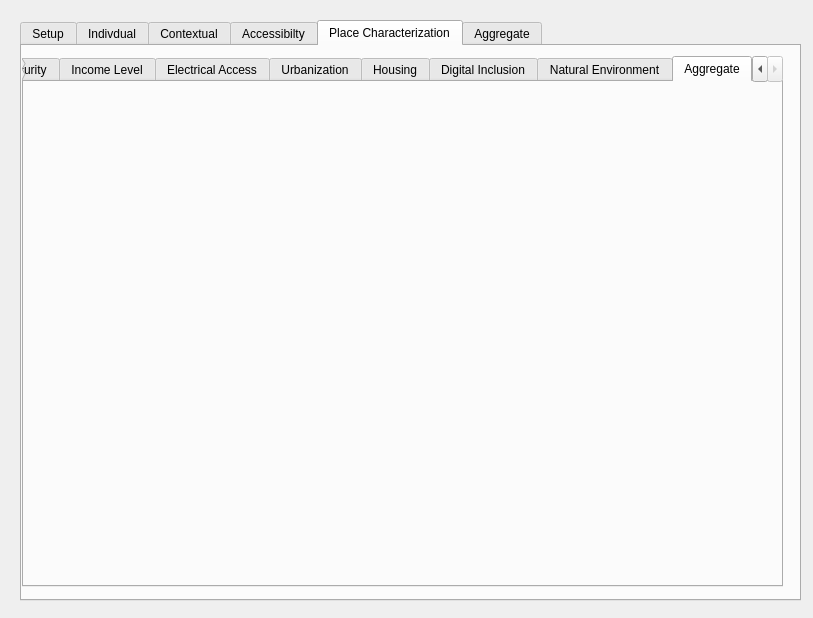
The window that gender_indicator_tool/gender_indicator_tool_dialog_base.ui (worldbank/GEEST) describes before a commit, drawn with Qt 5.
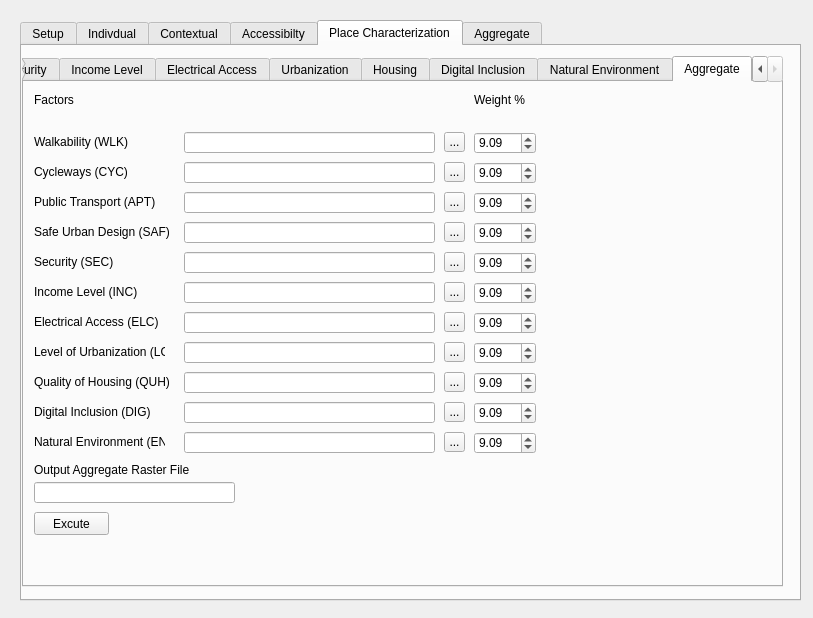
The same window after the commit. The open tabs and pages were chosen to show the change. Custom widgets are drawn as their Qt base class.

Commit message: All aggregation tabs complete. 5 record subset code block added to Service Area Analysis function

The edit to the form file:
```diff
--- a/gender_indicator_tool/gender_indicator_tool_dialog_base.ui
+++ b/gender_indicator_tool/gender_indicator_tool_dialog_base.ui
@@ -2155,6 +2155,689 @@
       <attribute name="title">
        <string>Aggregate</string>
       </attribute>
+      <widget class="QDoubleSpinBox" name="INC_Aggregate_SB">
+       <property name="geometry">
+        <rect>
+         <x>450</x>
+         <y>200</y>
+         <width>62</width>
+         <height>22</height>
+        </rect>
+       </property>
+       <property name="maximum">
+        <double>100.000000000000000</double>
+       </property>
+       <property name="value">
+        <double>9.090000000000000</double>
+       </property>
+      </widget>
+      <widget class="QToolButton" name="SEC_Aggregate_TB">
+       <property name="geometry">
+        <rect>
+         <x>420</x>
+         <y>170</y>
+         <width>21</width>
+         <height>20</height>
+        </rect>
+       </property>
+       <property name="text">
+        <string>...</string>
+       </property>
+      </widget>
+      <widget class="QgsFilterLineEdit" name="INC_Aggregate_Field">
+       <property name="geometry">
+        <rect>
+         <x>160</x>
+         <y>200</y>
+         <width>251</width>
+         <height>21</height>
+        </rect>
+       </property>
+       <property name="qgisRelation" stdset="0">
+        <string notr="true"/>
+       </property>
+      </widget>
+      <widget class="QLabel" name="placeCharacterizationAggregation_Check">
+       <property name="geometry">
+        <rect>
+         <x>10</x>
+         <y>470</y>
+         <width>701</width>
+         <height>16</height>
+        </rect>
+       </property>
+       <property name="text">
+        <string/>
+       </property>
+      </widget>
+      <widget class="QLabel" name="label_100">
+       <property name="geometry">
+        <rect>
+         <x>10</x>
+         <y>170</y>
+         <width>131</width>
+         <height>20</height>
+        </rect>
+       </property>
+       <property name="text">
+        <string>Security (SEC)</string>
+       </property>
+      </widget>
+      <widget class="QToolButton" name="QUH_Aggregate_TB">
+       <property name="geometry">
+        <rect>
+         <x>420</x>
+         <y>290</y>
+         <width>21</width>
+         <height>20</height>
+        </rect>
+       </property>
+       <property name="text">
+        <string>...</string>
+       </property>
+      </widget>
+      <widget class="QgsFilterLineEdit" name="LOU_Aggregate_Field">
+       <property name="geometry">
+        <rect>
+         <x>160</x>
+         <y>260</y>
+         <width>251</width>
+         <height>21</height>
+        </rect>
+       </property>
+       <property name="qgisRelation" stdset="0">
+        <string notr="true"/>
+       </property>
+      </widget>
+      <widget class="QDoubleSpinBox" name="ENV_Aggregate_SB">
+       <property name="geometry">
+        <rect>
+         <x>450</x>
+         <y>350</y>
+         <width>62</width>
+         <height>22</height>
+        </rect>
+       </property>
+       <property name="maximum">
+        <double>100.000000000000000</double>
+       </property>
+       <property name="value">
+        <double>9.090000000000000</double>
+       </property>
+      </widget>
+      <widget class="QLabel" name="label_98">
+       <property name="geometry">
+        <rect>
+         <x>10</x>
+         <y>380</y>
+         <width>231</width>
+         <height>16</height>
+        </rect>
+       </property>
+       <property name="text">
+        <string>Output Aggregate Raster File</string>
+       </property>
+      </widget>
+      <widget class="QDoubleSpinBox" name="SAF_Aggregate_SB">
+       <property name="geometry">
+        <rect>
+         <x>450</x>
+         <y>140</y>
+         <width>62</width>
+         <height>22</height>
+        </rect>
+       </property>
+       <property name="maximum">
+        <double>100.000000000000000</double>
+       </property>
+       <property name="value">
+        <double>9.090000000000000</double>
+       </property>
+      </widget>
+      <widget class="QLabel" name="label_99">
+       <property name="geometry">
+        <rect>
+         <x>10</x>
+         <y>140</y>
+         <width>161</width>
+         <height>20</height>
+        </rect>
+       </property>
+       <property name="text">
+        <string>Safe Urban Design (SAF)</string>
+       </property>
+      </widget>
+      <widget class="QToolButton" name="SAF_Aggregate_TB">
+       <property name="geometry">
+        <rect>
+         <x>420</x>
+         <y>140</y>
+         <width>21</width>
+         <height>20</height>
+        </rect>
+       </property>
+       <property name="text">
+        <string>...</string>
+       </property>
+      </widget>
+      <widget class="QDoubleSpinBox" name="WLK_Aggregate_SB">
+       <property name="geometry">
+        <rect>
+         <x>450</x>
+         <y>50</y>
+         <width>62</width>
+         <height>22</height>
+        </rect>
+       </property>
+       <property name="maximum">
+        <double>100.000000000000000</double>
+       </property>
+       <property name="value">
+        <double>9.090000000000000</double>
+       </property>
+      </widget>
+      <widget class="QToolButton" name="WLK_Aggregate_TB">
+       <property name="geometry">
+        <rect>
+         <x>420</x>
+         <y>50</y>
+         <width>21</width>
+         <height>20</height>
+        </rect>
+       </property>
+       <property name="text">
+        <string>...</string>
+       </property>
+      </widget>
+      <widget class="QToolButton" name="ENV_Aggregate_TB">
+       <property name="geometry">
+        <rect>
+         <x>420</x>
+         <y>350</y>
+         <width>21</width>
+         <height>20</height>
+        </rect>
+       </property>
+       <property name="text">
+        <string>...</string>
+       </property>
+      </widget>
+      <widget class="QLabel" name="label_102">
+       <property name="geometry">
+        <rect>
+         <x>10</x>
+         <y>230</y>
+         <width>161</width>
+         <height>20</height>
+        </rect>
+       </property>
+       <property name="text">
+        <string>Electrical Access (ELC)</string>
+       </property>
+      </widget>
+      <widget class="QgsFilterLineEdit" name="SEC_Aggregate_Field">
+       <property name="geometry">
+        <rect>
+         <x>160</x>
+         <y>170</y>
+         <width>251</width>
+         <height>21</height>
+        </rect>
+       </property>
+       <property name="qgisRelation" stdset="0">
+        <string notr="true"/>
+       </property>
+      </widget>
+      <widget class="QLabel" name="label_104">
+       <property name="geometry">
+        <rect>
+         <x>10</x>
+         <y>260</y>
+         <width>131</width>
+         <height>20</height>
+        </rect>
+       </property>
+       <property name="text">
+        <string>Level of Urbanization (LOU)</string>
+       </property>
+      </widget>
+      <widget class="QLabel" name="label_95">
+       <property name="geometry">
+        <rect>
+         <x>450</x>
+         <y>10</y>
+         <width>81</width>
+         <height>16</height>
+        </rect>
+       </property>
+       <property name="text">
+        <string>Weight %</string>
+       </property>
+      </widget>
+      <widget class="QLabel" name="label_106">
+       <property name="geometry">
+        <rect>
+         <x>10</x>
+         <y>320</y>
+         <width>161</width>
+         <height>20</height>
+        </rect>
+       </property>
+       <property name="text">
+        <string>Digital Inclusion (DIG)</string>
+       </property>
+      </widget>
+      <widget class="QDoubleSpinBox" name="LOU_Aggregate_SB">
+       <property name="geometry">
+        <rect>
+         <x>450</x>
+         <y>260</y>
+         <width>62</width>
+         <height>22</height>
+        </rect>
+       </property>
+       <property name="maximum">
+        <double>100.000000000000000</double>
+       </property>
+       <property name="value">
+        <double>9.090000000000000</double>
+       </property>
+      </widget>
+      <widget class="QToolButton" name="DIG_Aggregate_TB">
+       <property name="geometry">
+        <rect>
+         <x>420</x>
+         <y>320</y>
+         <width>21</width>
+         <height>20</height>
+        </rect>
+       </property>
+       <property name="text">
+        <string>...</string>
+       </property>
+      </widget>
+      <widget class="QLabel" name="label_93">
+       <property name="geometry">
+        <rect>
+         <x>10</x>
+         <y>10</y>
+         <width>81</width>
+         <height>16</height>
+        </rect>
+       </property>
+       <property name="text">
+        <string>Factors</string>
+       </property>
+      </widget>
+      <widget class="QToolButton" name="INC_Aggregate_TB">
+       <property name="geometry">
+        <rect>
+         <x>420</x>
+         <y>200</y>
+         <width>21</width>
+         <height>20</height>
+        </rect>
+       </property>
+       <property name="text">
+        <string>...</string>
+       </property>
+      </widget>
+      <widget class="QDoubleSpinBox" name="CYC_Aggregate_SB">
+       <property name="geometry">
+        <rect>
+         <x>450</x>
+         <y>80</y>
+         <width>62</width>
+         <height>22</height>
+        </rect>
+       </property>
+       <property name="maximum">
+        <double>100.000000000000000</double>
+       </property>
+       <property name="value">
+        <double>9.090000000000000</double>
+       </property>
+      </widget>
+      <widget class="QgsFilterLineEdit" name="SAF_Aggregate_Field">
+       <property name="geometry">
+        <rect>
+         <x>160</x>
+         <y>140</y>
+         <width>251</width>
+         <height>21</height>
+        </rect>
+       </property>
+       <property name="qgisRelation" stdset="0">
+        <string notr="true"/>
+       </property>
+      </widget>
+      <widget class="QLabel" name="label_94">
+       <property name="geometry">
+        <rect>
+         <x>10</x>
+         <y>80</y>
+         <width>131</width>
+         <height>20</height>
+        </rect>
+       </property>
+       <property name="text">
+        <string>Cycleways (CYC)</string>
+       </property>
+      </widget>
+      <widget class="QgsFilterLineEdit" name="CYC_Aggregate_Field">
+       <property name="geometry">
+        <rect>
+         <x>160</x>
+         <y>80</y>
+         <width>251</width>
+         <height>21</height>
+        </rect>
+       </property>
+       <property name="qgisRelation" stdset="0">
+        <string notr="true"/>
+       </property>
+      </widget>
+      <widget class="QDoubleSpinBox" name="DIG_Aggregate_SB">
+       <property name="geometry">
+        <rect>
+         <x>450</x>
+         <y>320</y>
+         <width>62</width>
+         <height>22</height>
+        </rect>
+       </property>
+       <property name="maximum">
+        <double>100.000000000000000</double>
+       </property>
+       <property name="value">
+        <double>9.090000000000000</double>
+       </property>
+      </widget>
+      <widget class="QLabel" name="label_107">
+       <property name="geometry">
+        <rect>
+         <x>10</x>
+         <y>350</y>
+         <width>131</width>
+         <height>20</height>
+        </rect>
+       </property>
+       <property name="text">
+        <string>Natural Environment (ENV)</string>
+       </property>
+      </widget>
+      <widget class="QToolButton" name="APT_Aggregate_TB">
+       <property name="geometry">
+        <rect>
+         <x>420</x>
+         <y>110</y>
+         <width>21</width>
+         <height>20</height>
+        </rect>
+       </property>
+       <property name="text">
+        <string>...</string>
+       </property>
+      </widget>
+      <widget class="QLabel" name="label_101">
+       <property name="geometry">
+        <rect>
+         <x>10</x>
+         <y>50</y>
+         <width>161</width>
+         <height>20</height>
+        </rect>
+       </property>
+       <property name="text">
+        <string>Walkability (WLK)</string>
+       </property>
+      </widget>
+      <widget class="QToolButton" name="CYC_Aggregate_TB">
+       <property name="geometry">
+        <rect>
+         <x>420</x>
+         <y>80</y>
+         <width>21</width>
+         <height>20</height>
+        </rect>
+       </property>
+       <property name="text">
+        <string>...</string>
+       </property>
+      </widget>
+      <widget class="QgsFilterLineEdit" name="APT_Aggregate_Field">
+       <property name="geometry">
+        <rect>
+         <x>160</x>
+         <y>110</y>
+         <width>251</width>
+         <height>21</height>
+        </rect>
+       </property>
+       <property name="qgisRelation" stdset="0">
+        <string notr="true"/>
+       </property>
+      </widget>
+      <widget class="QgsFilterLineEdit" name="DIG_Aggregate_Field">
+       <property name="geometry">
+        <rect>
+         <x>160</x>
+         <y>320</y>
+         <width>251</width>
+         <height>21</height>
+        </rect>
+       </property>
+       <property name="qgisRelation" stdset="0">
+        <string notr="true"/>
+       </property>
+      </widget>
+      <widget class="QToolButton" name="LOU_Aggregate_TB">
+       <property name="geometry">
+        <rect>
+         <x>420</x>
+         <y>260</y>
+         <width>21</width>
+         <height>20</height>
+        </rect>
+       </property>
+       <property name="text">
+        <string>...</string>
+       </property>
+      </widget>
+      <widget class="QDoubleSpinBox" name="QUH_Aggregate_SB">
+       <property name="geometry">
+        <rect>
+         <x>450</x>
+         <y>290</y>
+         <width>62</width>
+         <height>22</height>
+        </rect>
+       </property>
+       <property name="maximum">
+        <double>100.000000000000000</double>
+       </property>
+       <property name="value">
+        <double>9.090000000000000</double>
+       </property>
+      </widget>
+      <widget class="QLabel" name="label_97">
+       <property name="geometry">
+        <rect>
+         <x>10</x>
+         <y>110</y>
+         <width>141</width>
+         <height>20</height>
+        </rect>
+       </property>
+       <property name="text">
+        <string>Public Transport (APT)</string>
+       </property>
+      </widget>
+      <widget class="QToolButton" name="ELC_Aggregate_TB">
+       <property name="geometry">
+        <rect>
+         <x>420</x>
+         <y>230</y>
+         <width>21</width>
+         <height>20</height>
+        </rect>
+       </property>
+       <property name="text">
+        <string>...</string>
+       </property>
+      </widget>
+      <widget class="QDoubleSpinBox" name="SEC_Aggregate_SB">
+       <property name="geometry">
+        <rect>
+         <x>450</x>
+         <y>170</y>
+         <width>62</width>
+         <height>22</height>
+        </rect>
+       </property>
+       <property name="maximum">
+        <double>100.000000000000000</double>
+       </property>
+       <property name="value">
+        <double>9.090000000000000</double>
+       </property>
+      </widget>
+      <widget class="QgsFilterLineEdit" name="WLK_Aggregate_Field">
+       <property name="geometry">
+        <rect>
+         <x>160</x>
+         <y>50</y>
+         <width>251</width>
+         <height>21</height>
+        </rect>
+       </property>
+       <property name="qgisRelation" stdset="0">
+        <string notr="true"/>
+       </property>
+      </widget>
+      <widget class="QgsFilterLineEdit" name="QUH_Aggregate_Field">
+       <property name="geometry">
+        <rect>
+         <x>160</x>
+         <y>290</y>
+         <width>251</width>
+         <height>21</height>
+        </rect>
+       </property>
+       <property name="qgisRelation" stdset="0">
+        <string notr="true"/>
+       </property>
+      </widget>
+      <widget class="QDoubleSpinBox" name="APT_Aggregate_SB">
+       <property name="geometry">
+        <rect>
+         <x>450</x>
+         <y>110</y>
+         <width>62</width>
+         <height>22</height>
+        </rect>
+       </property>
+       <property name="maximum">
+        <double>100.000000000000000</double>
+       </property>
+       <property name="value">
+        <double>9.090000000000000</double>
+       </property>
+      </widget>
+      <widget class="QDoubleSpinBox" name="ELC_Aggregate_SB">
+       <property name="geometry">
+        <rect>
+         <x>450</x>
+         <y>230</y>
+         <width>62</width>
+         <height>22</height>
+        </rect>
+       </property>
+       <property name="maximum">
+        <double>100.000000000000000</double>
+       </property>
+       <property name="value">
+        <double>9.090000000000000</double>
+       </property>
+      </widget>
+      <widget class="QgsFilterLineEdit" name="ENV_Aggregate_Field">
+       <property name="geometry">
+        <rect>
+         <x>160</x>
+         <y>350</y>
+         <width>251</width>
+         <height>21</height>
+        </rect>
+       </property>
+       <property name="qgisRelation" stdset="0">
+        <string notr="true"/>
+       </property>
+      </widget>
+      <widget class="QLabel" name="label_103">
+       <property name="geometry">
+        <rect>
+         <x>10</x>
+         <y>290</y>
+         <width>141</width>
+         <height>20</height>
+        </rect>
+       </property>
+       <property name="text">
+        <string>Quality of Housing (QUH)</string>
+       </property>
+      </widget>
+      <widget class="QgsFilterLineEdit" name="ELC_Aggregate_Field">
+       <property name="geometry">
+        <rect>
+         <x>160</x>
+         <y>230</y>
+         <width>251</width>
+         <height>21</height>
+        </rect>
+       </property>
+       <property name="qgisRelation" stdset="0">
+        <string notr="true"/>
+       </property>
+      </widget>
+      <widget class="QLabel" name="label_96">
+       <property name="geometry">
+        <rect>
+         <x>10</x>
+         <y>200</y>
+         <width>141</width>
+         <height>20</height>
+        </rect>
+       </property>
+       <property name="text">
+        <string>Income Level (INC)</string>
+       </property>
+      </widget>
+      <widget class="QgsFilterLineEdit" name="Accessibility_AggregateOutput_Field_2">
+       <property name="geometry">
+        <rect>
+         <x>10</x>
+         <y>400</y>
+         <width>201</width>
+         <height>21</height>
+        </rect>
+       </property>
+       <property name="qgisRelation" stdset="0">
+        <string notr="true"/>
+       </property>
+      </widget>
+      <widget class="QPushButton" name="Accessibility_AggregateExecute_PB_2">
+       <property name="geometry">
+        <rect>
+         <x>10</x>
+         <y>430</y>
+         <width>75</width>
+         <height>23</height>
+        </rect>
+       </property>
+       <property name="text">
+        <string>Excute</string>
+       </property>
+      </widget>
      </widget>
     </widget>
    </widget>
```
Left out of the diff: 752 changed lines with no effect on the pictures. The commit also changes 2 other files.
